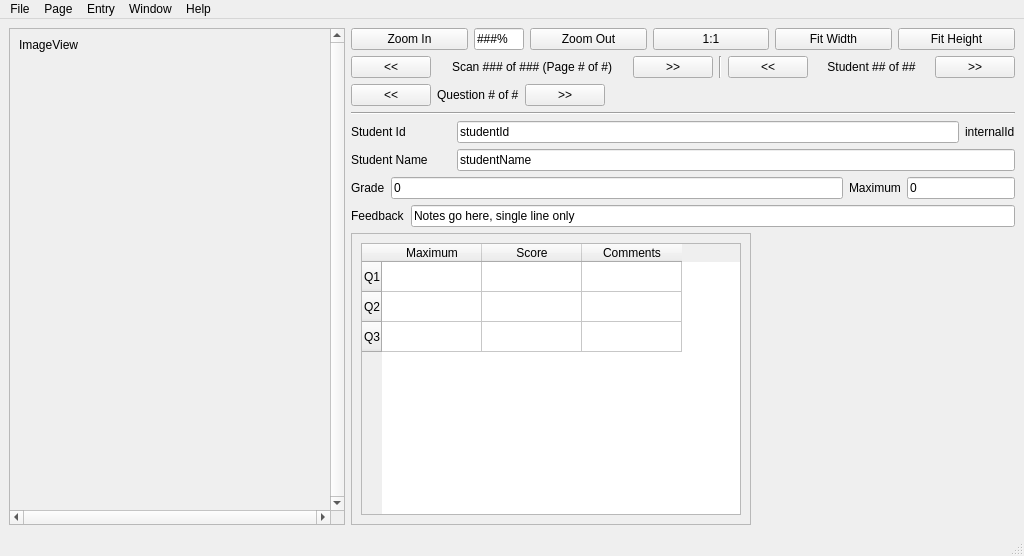
Before: the Qt Designer form mainwindow.ui in waynepiekarski/qtgrader, drawn with Qt 5.
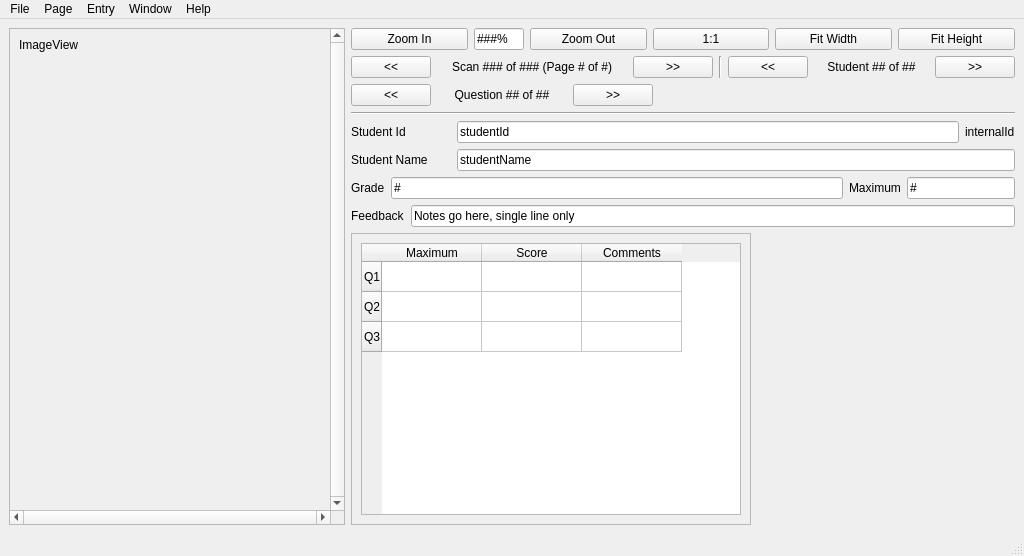
After: the same form once the commit is applied.

Commit message: Update the UI to handle scoring via the F-keys, and add more keys to change between pages/students/questions

Patch:
```diff
--- a/mainwindow.ui
+++ b/mainwindow.ui
@@ -266,8 +266,17 @@
               <verstretch>0</verstretch>
              </sizepolicy>
             </property>
+            <property name="minimumSize">
+             <size>
+              <width>130</width>
+              <height>0</height>
+             </size>
+            </property>
             <property name="text">
-             <string>Question # of #</string>
+             <string>Question ## of ##</string>
+            </property>
+            <property name="alignment">
+             <set>Qt::AlignCenter</set>
             </property>
            </widget>
           </item>
@@ -400,7 +409,7 @@
              <set>Qt::ImhDigitsOnly</set>
             </property>
             <property name="text">
-             <string>0</string>
+             <string>#</string>
             </property>
             <property name="maxLength">
              <number>1</number>
@@ -426,7 +435,7 @@
              <set>Qt::ImhDigitsOnly</set>
             </property>
             <property name="text">
-             <string>0</string>
+             <string>#</string>
             </property>
             <property name="maxLength">
              <number>1</number>
```
Left out of the diff: 27 changed lines with no effect on the pictures. The commit also changes 2 other files.
